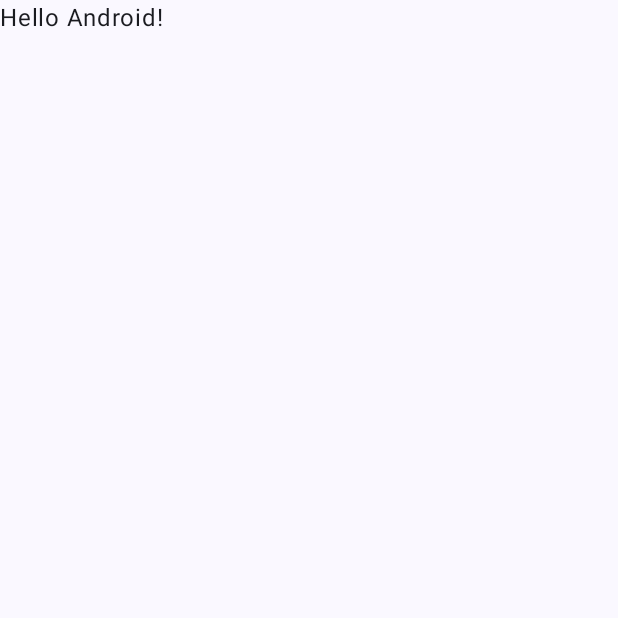
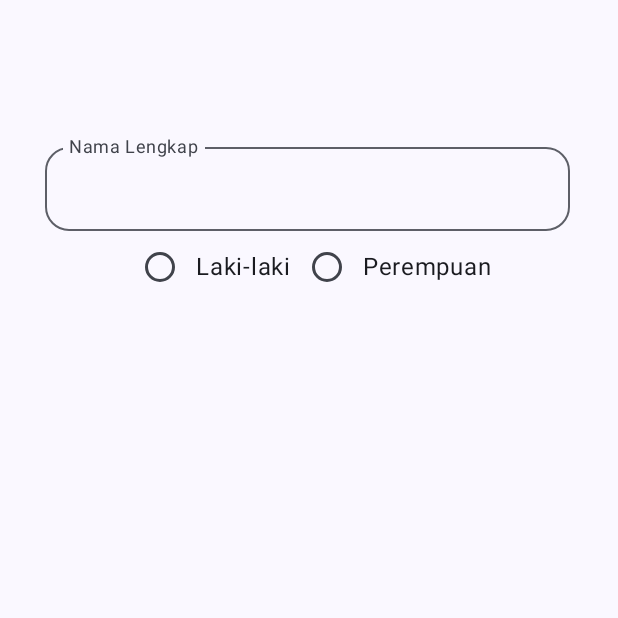
Before and after one commit to ZakyMalika/QuestUserInput_017, an Android app built with Jetpack Compose: the screen it shows after launch (MainActivity), on a phone screen of 412 x 824 dp, the top half of it. Before the commit the part shown is almost empty. Run offline under Robolectric (Android 15) with nearby library versions, the phone set to English and light mode, and no system bars.

Commit message:
merubah ukuran nama lengkap menjadi center dengan menggunakan start sebagai padding left nya

```diff
--- a/app/src/main/java/com/example/inputpengguna/FormDataDiri.kt
+++ b/app/src/main/java/com/example/inputpengguna/FormDataDiri.kt
@@ -33,14 +33,14 @@ fun FormDataDiri(modifier: Modifier){
 
     val gender:List<String> = listOf("Laki-laki","Perempuan")
 
-    Column(modifier = Modifier.padding(top=50.dp),
+    Column(modifier = Modifier.padding(top=90.dp, start = 30.dp),
         verticalArrangement = Arrangement.Top,
         horizontalAlignment = Alignment.CenterHorizontally) {
         OutlinedTextField(
             value = textNama,
             singleLine = true,
             shape = MaterialTheme.shapes.large,
-            modifier = Modifier.width(width = 250.dp),
+            modifier = Modifier.width(width = 350.dp),
             label = {Text(text = "Nama Lengkap")},
             onValueChange = {textNama = it}
         )
@@ -59,6 +59,7 @@ fun FormDataDiri(modifier: Modifier){
                     Text(item)
                 }
             }
+            Column {  }
         }
     }
 }
--- a/app/src/main/java/com/example/inputpengguna/MainActivity.kt
+++ b/app/src/main/java/com/example/inputpengguna/MainActivity.kt
@@ -20,8 +20,7 @@ class MainActivity : ComponentActivity() {
         setContent {
             InputPenggunaTheme {
                 Scaffold(modifier = Modifier.fillMaxSize()) { innerPadding ->
-                    Greeting(
-                        name = "Android",
+                    FormDataDiri(
                         modifier = Modifier.padding(innerPadding)
                     )
                 }
```
